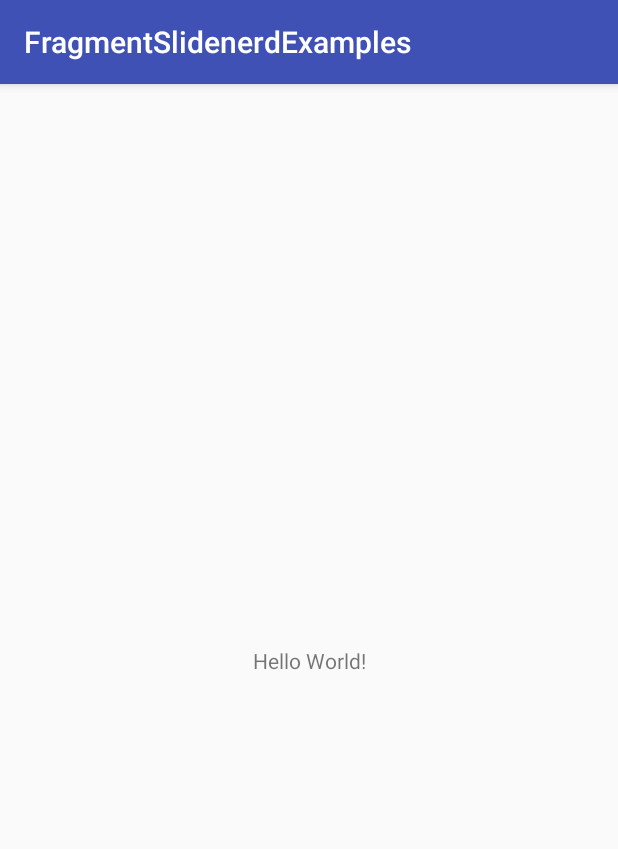
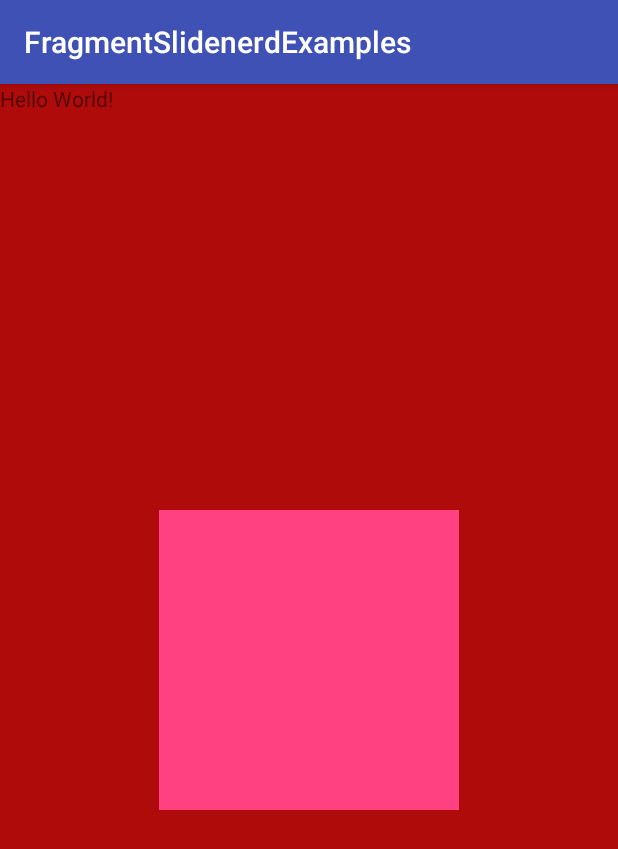
Before and after one commit to Art-999/FragmentSlidenerdExamples, an Android app: the screen it shows after launch (MainActivity), on a phone screen of 412 x 824 dp. Shown: the top 849 px of the screen. Run offline under Robolectric (Android 15) with nearby library versions, the phone set to English and light mode, and no system bars.

Commit message:
20.12.2017 ArtCommit gorcic ( 1 )

```diff
--- a/app/build.gradle
+++ b/app/build.gradle
@@ -22,6 +22,7 @@ dependencies {
     implementation fileTree(dir: 'libs', include: ['*.jar'])
     implementation 'com.android.support:appcompat-v7:26.1.0'
     implementation 'com.android.support.constraint:constraint-layout:1.0.2'
+    implementation 'com.android.support:support-v4:26.1.0'
     testImplementation 'junit:junit:4.12'
     androidTestImplementation 'com.android.support.test:runner:1.0.1'
     androidTestImplementation 'com.android.support.test.espresso:espresso-core:3.0.1'
--- a/app/src/main/java/com/example/arturmusayelyan/fragmentslidenerdexamples/MyFragment.java
+++ b/app/src/main/java/com/example/arturmusayelyan/fragmentslidenerdexamples/MyFragment.java
@@ -32,7 +32,7 @@ public class MyFragment extends Fragment {
     @Override
     public View onCreateView(LayoutInflater inflater, @Nullable ViewGroup container, @Nullable Bundle savedInstanceState) {
         Log.d("Artur","on CreateView Fragment");
-        return super.onCreateView(inflater, container, savedInstanceState);
+        return inflater.inflate(R.layout.my_fragment_layout,container,false);
     }
 
     @Override
--- a/app/src/main/res/layout/activity_main.xml
+++ b/app/src/main/res/layout/activity_main.xml
@@ -1,9 +1,10 @@
 <?xml version="1.0" encoding="utf-8"?>
-<android.support.constraint.ConstraintLayout xmlns:android="http://schemas.android.com/apk/res/android"
+<RelativeLayout xmlns:android="http://schemas.android.com/apk/res/android"
     xmlns:app="http://schemas.android.com/apk/res-auto"
     xmlns:tools="http://schemas.android.com/tools"
     android:layout_width="match_parent"
     android:layout_height="match_parent"
+    android:background="#af0b0b"
     tools:context="com.example.arturmusayelyan.fragmentslidenerdexamples.MainActivity">
 
     <TextView
@@ -14,5 +15,18 @@
         app:layout_constraintLeft_toLeftOf="parent"
         app:layout_constraintRight_toRightOf="parent"
         app:layout_constraintTop_toTopOf="parent" />
+    <fragment
+        android:layout_centerInParent="true"
+        android:name="com.example.arturmusayelyan.fragmentslidenerdexamples.MyFragment"
+        android:id="@+id/fragment_for_my_fragment"
+        android:layout_width="200dp"
+        android:layout_height="200dp">
 
-</android.support.constraint.ConstraintLayout>
+    </fragment>
+
+
+    <FrameLayout
+        android:layout_width="match_parent"
+        android:layout_height="match_parent"/>
+
+</RelativeLayout>
--- a/app/src/main/res/layout/my_fragment_layout.xml
+++ b/app/src/main/res/layout/my_fragment_layout.xml
@@ -1,6 +1,8 @@
 <?xml version="1.0" encoding="utf-8"?>
 <LinearLayout xmlns:android="http://schemas.android.com/apk/res/android"
-    android:orientation="vertical" android:layout_width="match_parent"
-    android:layout_height="match_parent">
+    android:orientation="vertical"
+    android:layout_width="match_parent"
+    android:layout_height="match_parent"
+    android:background="@color/colorAccent">
 
 </LinearLayout>
--- a/app/src/main/res/values/strings.xml
+++ b/app/src/main/res/values/strings.xml
@@ -1,3 +1,6 @@
 <resources>
     <string name="app_name">FragmentSlidenerdExamples</string>
+
+    <!-- TODO: Remove or change this placeholder text -->
+    <string name="hello_blank_fragment">Hello blank fragment</string>
 </resources>
```
Also changed, not shown: app/src/main/java/com/example/arturmusayelyan/fragmentslidenerdexamples/BlankFragment.java (added, +28 -0 lines), app/src/main/res/layout/fragment_blank.xml (added, +15 -0 lines).
